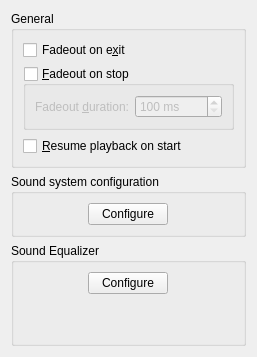
First picture: the form in src/configdialog/dialogs/PlaybackConfig.ui, repository KDE/amarok, before the edit.
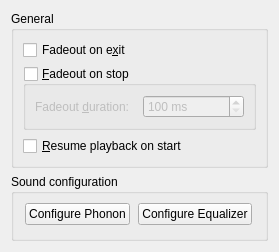
Second picture: the form after the edit.

Commit message:
Usability: Better design of playback config dialog.
I have put both the Phonon configuration and the Equalizer configuration
in the same groupbox, and added tooltips. I think it's much easier to
understand this way.

NOTE: Horizontal layout is slightly borked, will fix up.

```diff
--- a/src/configdialog/dialogs/PlaybackConfig.ui
+++ b/src/configdialog/dialogs/PlaybackConfig.ui
@@ -2,6 +2,14 @@
 <ui version="4.0">
  <class>PlaybackConfig</class>
  <widget class="QWidget" name="PlaybackConfig">
+  <property name="geometry">
+   <rect>
+    <x>0</x>
+    <y>0</y>
+    <width>279</width>
+    <height>252</height>
+   </rect>
+  </property>
   <layout class="QGridLayout" name="gridLayout_5">
    <item row="0" column="0">
     <widget class="QGroupBox" name="groupBox">
@@ -95,10 +103,12 @@
    <item row="1" column="0">
     <widget class="QGroupBox" name="groupBox_2">
      <property name="title">
-      <string>Sound system configuration</string>
+      <string>Sound configuration</string>
      </property>
-     <layout class="QGridLayout" name="gridLayout_2">
-      <item row="0" column="0">
+     <layout class="QVBoxLayout" name="verticalLayout">
+      <item>
+       <layout class="QHBoxLayout" name="horizontalLayout">
+        <item>
        <widget class="QPushButton" name="pushButtonPhonon">
         <property name="sizePolicy">
          <sizepolicy hsizetype="Fixed" vsizetype="Fixed">
@@ -107,26 +117,11 @@
          </sizepolicy>
         </property>
         <property name="text">
-         <string>Configure</string>
+           <string>Configure Phonon</string>
         </property>
        </widget>
       </item>
-     </layout>
-    </widget>
-   </item>
-   <item row="2" column="0">
-    <widget class="QGroupBox" name="EqualizerGroupBox">
-     <property name="sizePolicy">
-      <sizepolicy hsizetype="MinimumExpanding" vsizetype="MinimumExpanding">
-       <horstretch>0</horstretch>
-       <verstretch>0</verstretch>
-      </sizepolicy>
-     </property>
-     <property name="title">
-      <string>Sound Equalizer</string>
-     </property>
-     <layout class="QGridLayout" name="gridLayout_6">
-      <item row="0" column="0">
+        <item>
        <widget class="QPushButton" name="equalizerButton">
         <property name="sizePolicy">
          <sizepolicy hsizetype="Fixed" vsizetype="Fixed">
@@ -135,19 +130,21 @@
          </sizepolicy>
         </property>
         <property name="text">
-         <string>Configure</string>
+           <string>Configure Equalizer</string>
         </property>
        </widget>
       </item>
-      <item row="2" column="0">
-       <spacer name="verticalSpacer_2">
+       </layout>
+      </item>
+      <item>
+       <spacer name="verticalSpacer">
         <property name="orientation">
          <enum>Qt::Vertical</enum>
         </property>
         <property name="sizeHint" stdset="0">
          <size>
           <width>20</width>
-          <height>40</height>
+          <height>5</height>
          </size>
         </property>
        </spacer>
```
Left out of the diff: 6 changed lines with no effect on the pictures. Lines whose indentation alone changed are shown as unchanged.
